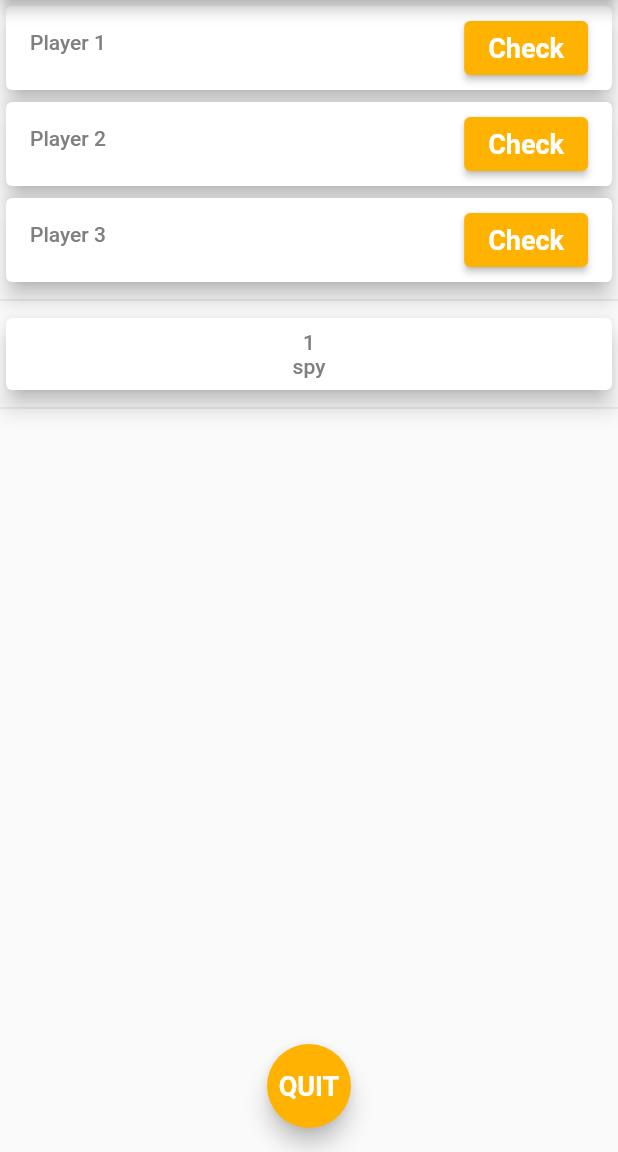
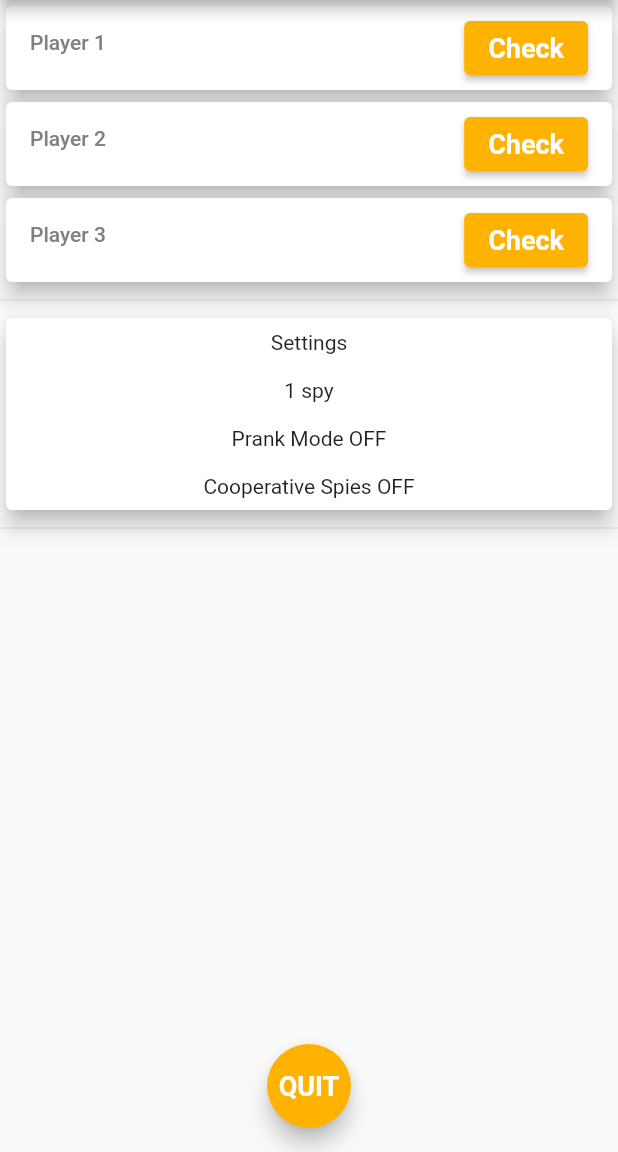
Before and after one commit to geo1796/enhanced-spyfall, a Flutter app: the PlayingScreen screen opened by its route, on a phone screen of 412 x 824 dp, the part 84-1236 px from its top. Run offline on Flutter 3.47's test engine with Material 2 defaults, Android fonts, the phone set to English and light mode, and no system bars; our stand-ins replace sqflite; accounts and stored records are empty.

Commit message:
added sponge bob prank

```diff
--- a/lib/screens/playing_screen.dart
+++ b/lib/screens/playing_screen.dart
@@ -60,14 +60,11 @@ class _PlayingScreenState extends State<PlayingScreen> {
           width: MediaQuery.of(context).size.width,
           height: MediaQuery.of(context).size.height * 0.75,
           child: _gameProvider.isPrank
-              ? Padding(
-                padding: const EdgeInsets.all(16.0),
-                child: Center(
-                    child: Column(
-                      children: [
-                        Text('You have been pranked !'),
-                        Text('Everyone is spy :)'),
-                      ],
+              ? Center(
+                  child: SizedBox(
+                    width: MediaQuery.of(context).size.width * 3 / 4,
+                    child: const Image(
+                      image: AssetImage('assets/prank.jpeg'),
                     ),
                   ),
                 )
@@ -220,19 +217,34 @@ class _PlayingScreenState extends State<PlayingScreen> {
                     width: double.infinity,
                     child: Card(
                       elevation: 6,
-                      child: Padding(
+                      child: Column(
+                        children: [
+                          Padding(
+                            padding: const EdgeInsets.all(8.0),
+                            child: Text('Settings'),
+                          ),
+                          Padding(
                             padding: const EdgeInsets.all(8.0),
                             child: Text(
                               _settingsProvider.randomSpies
                                   ? _settingsProvider.maxSpies >= 2
-                                  ? '${_settingsProvider.minSpies} ... ${_settingsProvider.maxSpies}\nspies'
-                                  : '${_settingsProvider.minSpies} ... ${_settingsProvider.maxSpies}\nspy'
+                                      ? '${_settingsProvider.minSpies} ... ${_settingsProvider.maxSpies} spies'
+                                      : '${_settingsProvider.minSpies} ... ${_settingsProvider.maxSpies} spy'
                                   : _settingsProvider.fixedSpies >= 2
-                                  ? '${_settingsProvider.fixedSpies}\nspies'
-                                  : '${_settingsProvider.fixedSpies}\nspy',
+                                      ? '${_settingsProvider.fixedSpies} spies'
+                                      : '${_settingsProvider.fixedSpies} spy',
                               textAlign: TextAlign.center,
-                          style: theme.textTheme.headline6,
                             ),
+                          ),
+                          Padding(
+                            padding: const EdgeInsets.all(8.0),
+                            child: Text('Prank Mode ' + (_settingsProvider.prankMode ? 'ON' : 'OFF')),
+                          ),
+                          Padding(
+                            padding: const EdgeInsets.all(8.0),
+                            child: Text('Cooperative Spies ' + (_settingsProvider.coopSpies ? 'ON' : 'OFF')),
+                          ),
+                        ],
                       ),
                     ),
                   ),
--- a/pubspec.yaml
+++ b/pubspec.yaml
@@ -70,6 +70,7 @@ flutter:
   # To add assets to your application, add an assets section, like this:
   assets:
     - assets/spy.png
+    - assets/prank.jpeg
 
 
   # An image asset can refer to one or more resolution-specific "variants", see
```
Also changed, not shown: assets/spy_amber.png (deleted). Lines whose indentation alone changed are shown as unchanged.
